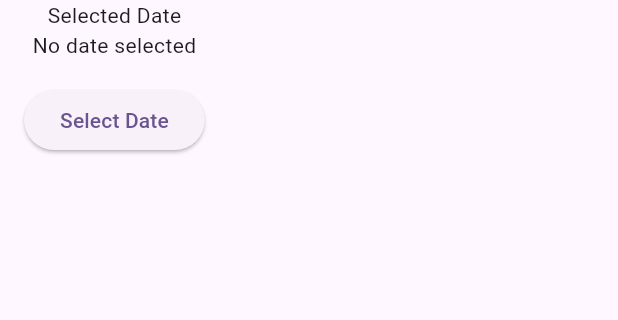
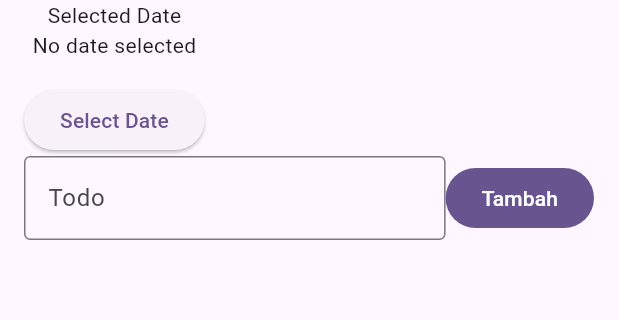
Before and after one commit to yafidaffaa/083_TodoBloc, a Flutter app: the screen it shows after launch, on a phone screen of 412 x 824 dp, the part 54-374 px from its top. Run offline on Flutter 3.47's test engine with Material 3 defaults, Android fonts, the phone set to English and light mode, and no system bars; our stand-ins replace bloc, flutter_bloc.

Commit message:
menambahkan form dan text input dan filled button

```diff
--- a/lib/presentation/todo_page.dart
+++ b/lib/presentation/todo_page.dart
@@ -55,6 +55,47 @@
                   ),
                 ],
               ),
+              Form(
+                key: _key,
+                child: Row(
+                  children: [
+                    Expanded(
+                      child: TextFormField(
+                        controller: _controller,
+                        decoration: InputDecoration(
+                          labelText: 'Todo',
+                          border: OutlineInputBorder(),
+                        ),
+                        validator: (value) {
+                          if (value == null || value.isEmpty) {
+                            return "Please enter a todo";
+                          }
+                          return null;
+                        },
+                      ),
+                    ),
+                    FilledButton(
+                      onPressed: () {
+                        if (_key.currentState!.validate()) {
+                          final selectedDate =
+                              context.read<TodoBlocBloc>().state;
+                          if (selectedDate is TodoLoaded) {
+                            context.read<TodoBlocBloc>().add(
+                              TodoBlocEventAdd(
+                                title: _controller.text,
+                                date: selectedDate.selectedDate!,
+                              ),
+                            );
+                            _controller.clear();
+                            selectedDate.selectedDate = null;
+                          }
+                        }
+                      },
+                      child: Text('Tambah'),
+                    ),
+                  ],
+                ),
+              ),
             ],
           ),
         ),
```
